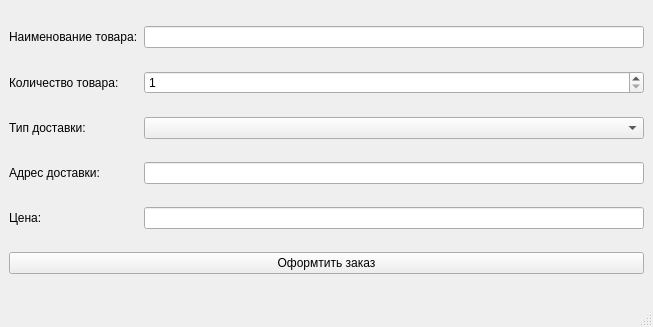
This is Source/MDKP/makeorder.ui in striction10/MDKP as Qt 5 draws it before an edit. The edited form follows.
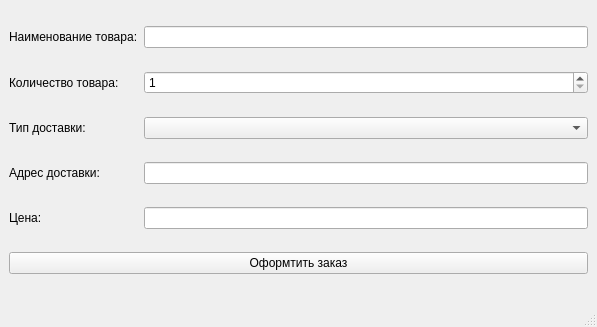
This is the edited form.

The edit to the form file:
```diff
--- a/Source/MDKP/makeorder.ui
+++ b/Source/MDKP/makeorder.ui
@@ -6,10 +6,16 @@
    <rect>
     <x>0</x>
     <y>0</y>
-    <width>653</width>
+    <width>597</width>
     <height>327</height>
    </rect>
   </property>
+  <property name="minimumSize">
+   <size>
+    <width>597</width>
+    <height>327</height>
+   </size>
+  </property>
   <property name="windowTitle">
    <string>MainWindow</string>
   </property>
```
Left out of the diff: 2 changed lines with no effect on the pictures.
